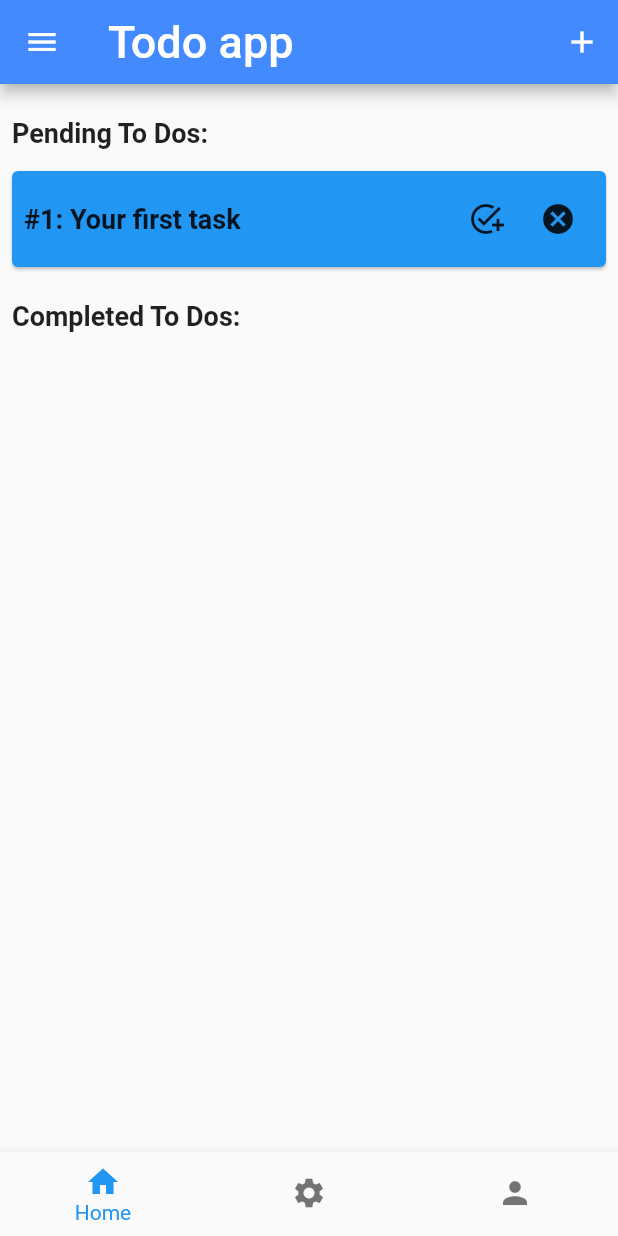
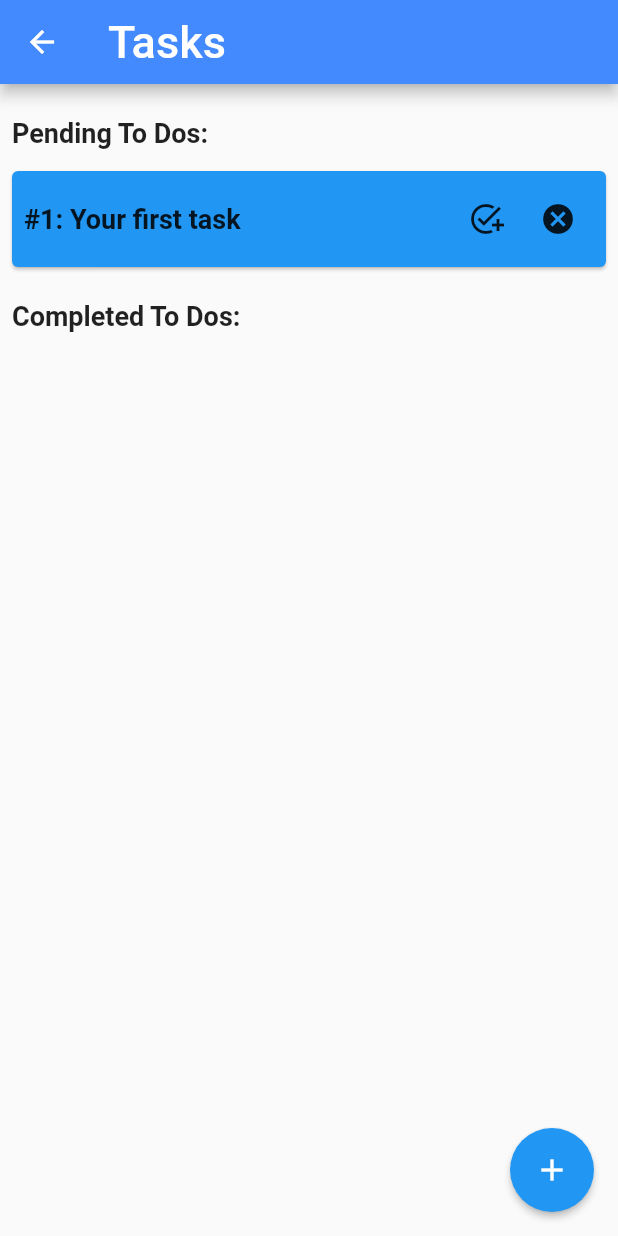
Before and after one commit to Isma-Akin/todoprocast_app, a Flutter app: the screen it shows after launch, after a tap on "Task planner", on a phone screen of 412 x 824 dp. Run offline on Flutter 3.47's test engine with Material 2 defaults, Android fonts, the phone set to English and light mode, and no system bars; our stand-ins replace bloc, equatable, flutter_bloc, table_calendar.

Commit message:
refactor(home_screen): add floating action button for modal bottom sheet; remove drawer and bottomnavbar; change appbar title text

```diff
--- a/lib/screens/home_screen.dart
+++ b/lib/screens/home_screen.dart
@@ -10,7 +10,7 @@ import 'package:todoprocast_app/services/settings.dart';
 // import 'package:todoprocast_app/screens/profile_screen.dart';
 // import 'package:todoprocast_app/screens/settings_screen.dart';
 import 'package:todoprocast_app/screens/initial_screen.dart';
-import 'package:flutter_local_notifications/flutter_local_notifications.dart';
+
 
 import '/models/models.dart';
 import '../services/screens.dart';
@@ -18,6 +18,7 @@ import '/blocs/blocs.dart';
 import 'add_todo.dart';
 import 'add_todo_screen.dart';
 import 'initial_screen.dart';
+import 'main_screen.dart';
 
 class HomeScreen extends StatefulWidget {
   const HomeScreen({Key? key}) : super(key: key);
@@ -47,23 +48,57 @@ class _HomeScreenState extends State<HomeScreen> {
         debugShowCheckedModeBanner: false,
         color: Colors.blue,
         home: Scaffold(
-          drawer: buildDrawer(context),
-          bottomNavigationBar: NavBar(),
+          floatingActionButton: FloatingActionButton(
+          onPressed: () {
+            _addTodo(context);
+          },child: const Icon(Icons.add),elevation: 2,
+        ),
+          // drawer: buildDrawer(context),
+          // bottomNavigationBar: NavBar(),
             appBar: AppBar(
               backgroundColor: Colors.blueAccent,
-              actions: [IconButton(
+              actions: [
+                // PopupMenuButton(
+                //     onSelected: (value) {
+                //       switch (value) {
+                //         case 'sort':
+                //           BlocProvider.of<TodosStatusBloc>(context)
+                //               .add(TodosStatusSorted());
+                //           break;
+                //           case 'duplicate':
+                //           BlocProvider.of<TodosStatusBloc>(context)
+                //               .add(TodosStatusDuplicated());
+                //           break;
+                //         case 'delete':
+                //           BlocProvider.of<TodosStatusBloc>(context)
+                //               .add(TodosStatusDeleted());
+                //           break;}
+                //       },
+                //     itemBuilder: (BuildContext context) {
+                //       return [
+                //         PopupMenuItem(
+                //           child: const Text('Sort'),
+                //           value: 'sort',
+                //         ),
+                //         PopupMenuItem(
+                //           child: const Text('Duplicate'),
+                //           value: 'duplicate',
+                //         ),
+                //         PopupMenuItem(
+                //           child: const Text('Delete'),
+                //           value: 'delete',
+                //         ),
+                //       ];
+                //     }),
+              ],
+              title: const Text("Tasks",
+              style: TextStyle(fontSize: 30)),
+              leading: IconButton(
                 onPressed: () {
-                  Navigator.push(
-                    context,
-                    MaterialPageRoute(
-                      builder: (context) => const Add_ToDo(),
-                    ),
-                  );
+                  Navigator.pop(context);
                 },
-                icon: const Icon(Icons.add),
-              tooltip: "Click here to add new todo"),],
-              title: const Text("Todo app",
-              style: TextStyle(fontSize: 30)),
+                icon: const Icon(Icons.arrow_back),
+              ),
             ),
             body: BlocBuilder<TodosStatusBloc, TodosStatusState>(
               builder: (context, state) {
@@ -159,7 +194,7 @@ class _HomeScreenState extends State<HomeScreen> {
                 if (index == 0) { Navigator.push(
                   context,
                   MaterialPageRoute(
-                    builder: (context) => const MainPage(),
+                    builder: (context) => const MainScreen(),
                   ),
                 );
                 BlocProvider.of<NavigationCubit>(context)
```
